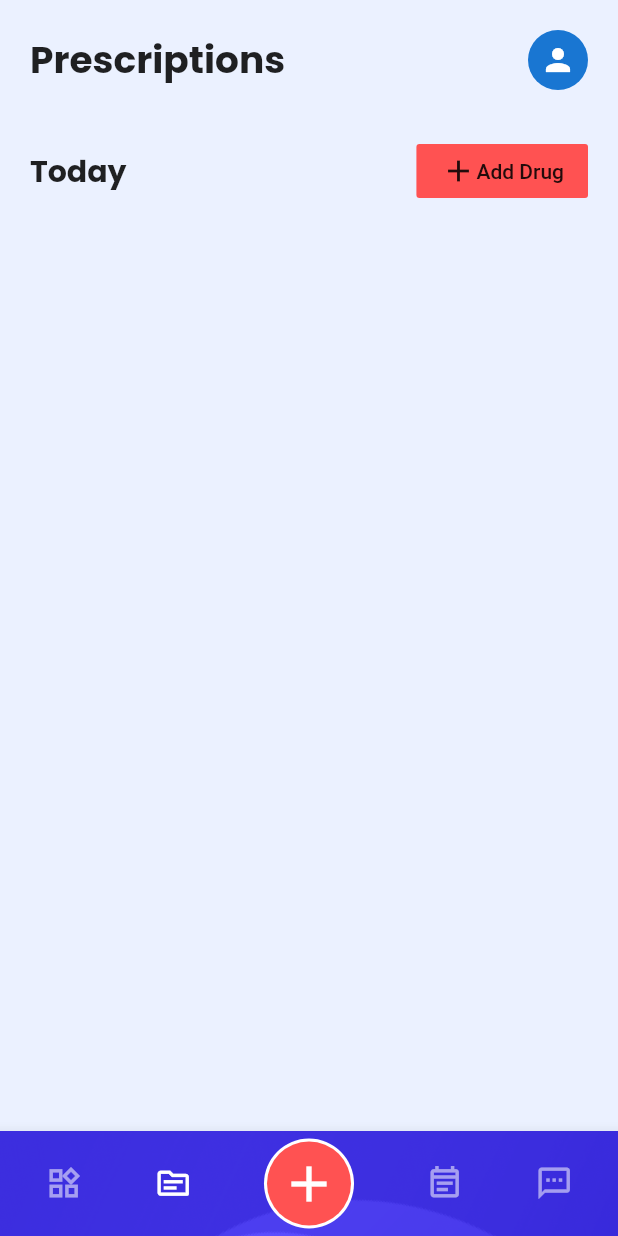
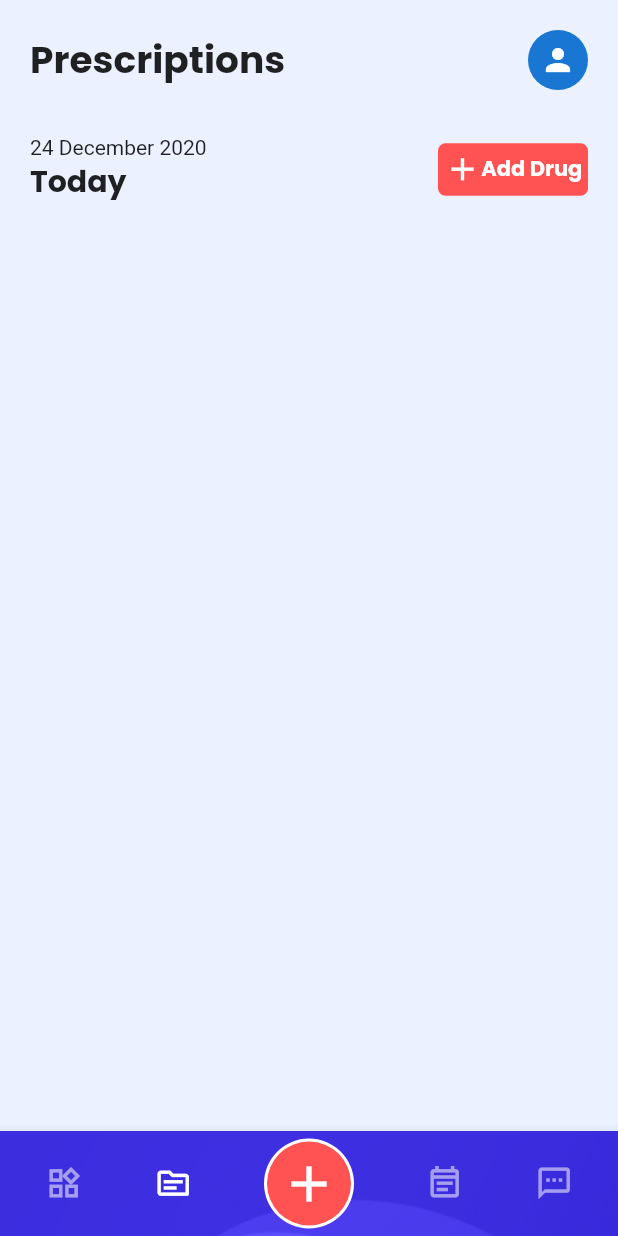
Before and after one commit to codesalley/pre-cure, a Flutter app: the screen it shows after launch, item 2 of the bottom bar chosen, on a phone screen of 412 x 824 dp. Run offline on Flutter 3.47's test engine with Material 2 defaults, Android fonts, the phone set to English and light mode, and no system bars; our stand-ins replace get.

Commit message:
time row

```diff
--- a/lib/constants.dart
+++ b/lib/constants.dart
@@ -11,7 +11,7 @@ const kOngoingColor = Colors.purple;
 const kHeaderTextStyle = TextStyle(
   fontFamily: 'Poppins',
   fontSize: 25,
-  fontWeight: FontWeight.w700,
+  fontWeight: FontWeight.w600,
 );
 
 const ktileTextStyle = TextStyle(
@@ -19,3 +19,9 @@ const ktileTextStyle = TextStyle(
   fontSize: 16,
   fontWeight: FontWeight.w400,
 );
+
+const kaddBottomTextstyle = TextStyle(
+  color: Colors.white,
+  fontFamily: 'Poppins',
+  fontWeight: FontWeight.w600,
+);
--- a/lib/screens/taskScreen.dart
+++ b/lib/screens/taskScreen.dart
@@ -1,5 +1,6 @@
 import 'package:flutter/material.dart';
 import 'package:pre_cure/constants.dart';
+import 'package:pre_cure/widgets/addBottom.dart';
 import 'package:pre_cure/widgets/headerRow.dart';
 
 class TaskList extends StatelessWidget {
@@ -21,23 +22,26 @@ class TaskList extends StatelessWidget {
               Row(
                 mainAxisAlignment: MainAxisAlignment.spaceBetween,
                 children: [
+                  Column(
+                    mainAxisAlignment: MainAxisAlignment.start,
+                    crossAxisAlignment: CrossAxisAlignment.start,
+                    children: [
+                      Text(
+                        '24 December 2020',
+                      ),
                       Text(
                         'Today',
                         style: kHeaderTextStyle.copyWith(
                           fontSize: 20,
                         ),
                       ),
-                  FlatButton(
-                    color: Colors.redAccent,
-                    onPressed: () => {},
-                    child: Row(
-                      children: [
-                        Icon(Icons.add),
-                        Text('Add Drug'),
                     ],
                   ),
+                  AddBottom(),
+                ],
               ),
-                ],
+              Row(
+                children: [],
               ),
             ],
           ),
--- /dev/null
+++ b/lib/widgets/addBottom.dart
@@ -0,0 +1,35 @@
+import 'package:flutter/material.dart';
+
+import '../constants.dart';
+
+class AddBottom extends StatelessWidget {
+  const AddBottom({
+    Key key,
+  }) : super(key: key);
+
+  @override
+  Widget build(BuildContext context) {
+    return Container(
+      width: 100,
+      height: 35,
+      decoration: BoxDecoration(
+        borderRadius: BorderRadius.circular(5),
+        color: Colors.redAccent,
+      ),
+      child: Row(
+        mainAxisAlignment: MainAxisAlignment.center,
+        children: [
+          Icon(
+            Icons.add,
+            color: Colors.white,
+            size: 25,
+          ),
+          Text(
+            'Add Drug',
+            style: kaddBottomTextstyle,
+          ),
+        ],
+      ),
+    );
+  }
+}
```
Lines whose indentation alone changed are shown as unchanged.
